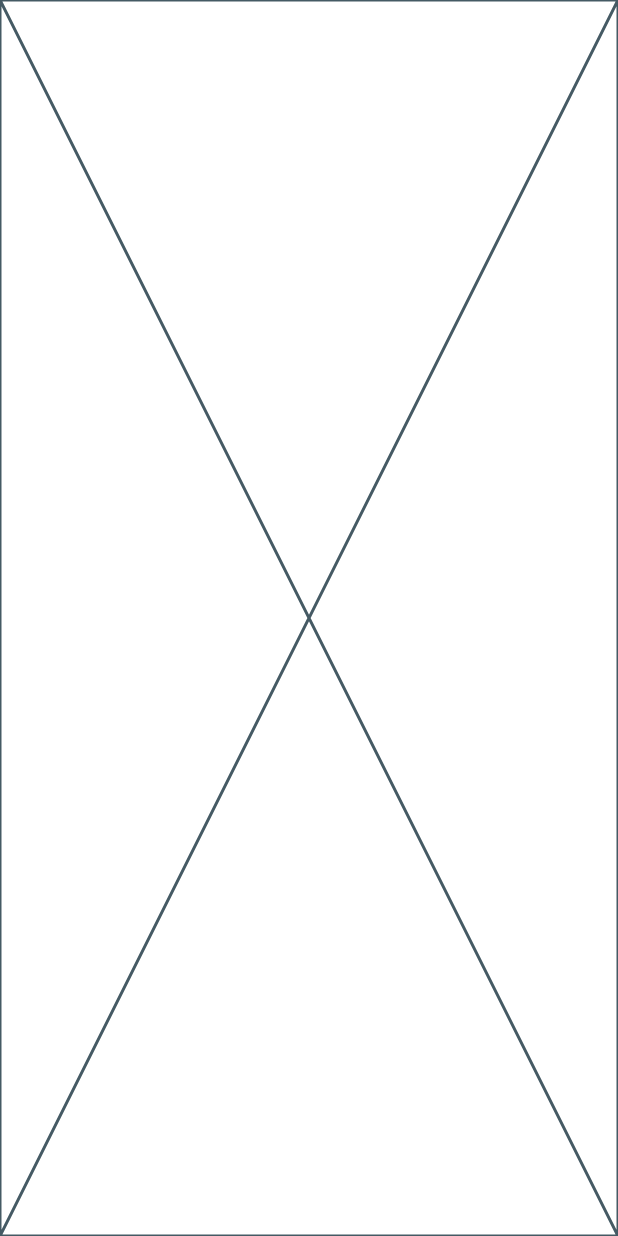
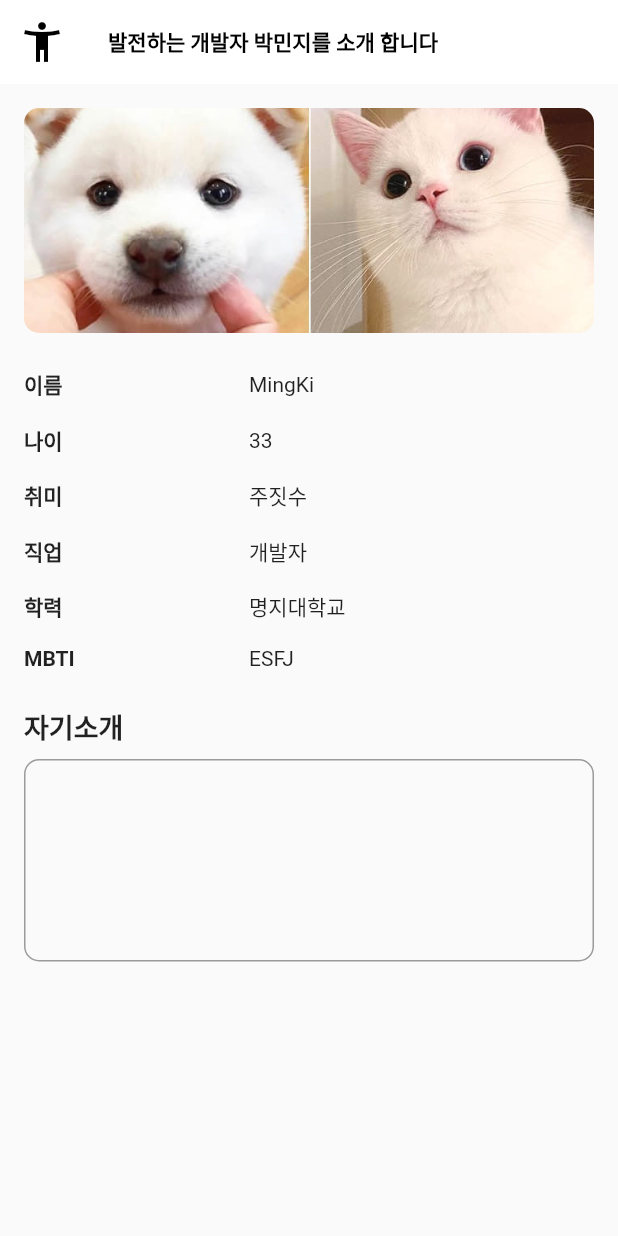
Before and after one commit to qkralswl689/flutter, a Flutter app: the screen it shows after launch, on a phone screen of 412 x 824 dp. Run offline on Flutter 3.47's test engine with Material 2 defaults, Android fonts, the phone set to English and light mode, and no system bars; our stand-ins replace shared_preferences.

Commit message:
make business card

```diff
--- a/business_card/lib/main_screen.dart
+++ b/business_card/lib/main_screen.dart
@@ -8,8 +8,193 @@ class MainScreen extends StatefulWidget {
 }
 
 class _MainScreenState extends State<MainScreen> {
+  TextEditingController introduceController = TextEditingController();
+
   @override
   Widget build(BuildContext context) {
-    return const Placeholder();
+    return Scaffold(
+      appBar: AppBar(
+        leading: const Icon(
+          Icons.accessibility_new,
+          color: Colors.black,
+          size: 32,
+        ),
+        backgroundColor: Colors.white,
+        elevation: 0,
+        title: const Text(
+          '발전하는 개발자 박민지를 소개 합니다',
+          style: TextStyle(
+            fontSize: 14,
+            color: Colors.black,
+            fontWeight: FontWeight.bold,
+          ),
+        ),
+      ),
+      body: SingleChildScrollView(
+        child: Column(
+          crossAxisAlignment: CrossAxisAlignment.start,
+          children: [
+            Container(
+              margin: const EdgeInsets.all(16),
+              width: double.infinity,
+              height: 150,
+              child: ClipRRect(
+                borderRadius: BorderRadius.circular(10),
+                child: Image.asset(
+                  'assets/dog.jpg',
+                  fit: BoxFit.cover,
+                ),
+              ),
+            ),
+            //이름
+            Container(
+              margin: const EdgeInsets.symmetric(vertical: 8, horizontal: 16),
+              child: const Row(
+                children: [
+                  SizedBox(
+                    width: 150,
+                    child: Text(
+                      '이름',
+                      style: TextStyle(
+                        fontWeight: FontWeight.bold,
+                      ),
+                    ),
+                  ),
+                  Text(
+                    'MingKi',
+                  ),
+                ],
+              ),
+            ),
+            //나이
+            Container(
+              margin: const EdgeInsets.symmetric(vertical: 8, horizontal: 16),
+              child: const Row(
+                children: [
+                  SizedBox(
+                    width: 150,
+                    child: Text(
+                      '나이',
+                      style: TextStyle(
+                        fontWeight: FontWeight.bold,
+                      ),
+                    ),
+                  ),
+                  Text(
+                    '33',
+                  ),
+                ],
+              ),
+            ),
+            // 취미
+            Container(
+              margin: const EdgeInsets.symmetric(vertical: 8, horizontal: 16),
+              child: const Row(
+                children: [
+                  SizedBox(
+                    width: 150,
+                    child: Text(
+                      '취미',
+                      style: TextStyle(
+                        fontWeight: FontWeight.bold,
+                      ),
+                    ),
+                  ),
+                  Text(
+                    '주짓수',
+                  ),
+                ],
+              ),
+            ),
+            // 직업
+            Container(
+              margin: const EdgeInsets.symmetric(vertical: 8, horizontal: 16),
+              child: const Row(
+                children: [
+                  SizedBox(
+                    width: 150,
+                    child: Text(
+                      '직업',
+                      style: TextStyle(
+                        fontWeight: FontWeight.bold,
+                      ),
+                    ),
+                  ),
+                  Text(
+                    '개발자',
+                  ),
+                ],
+              ),
+            ),
+            // 학력
+            Container(
+              margin: const EdgeInsets.symmetric(vertical: 8, horizontal: 16),
+              child: const Row(
+                children: [
+                  SizedBox(
+                    width: 150,
+                    child: Text(
+                      '학력',
+                      style: TextStyle(
+                        fontWeight: FontWeight.bold,
+                      ),
+                    ),
+                  ),
+                  Text(
+                    '명지대학교',
+                  ),
+                ],
+              ),
+            ),
+            // MBTI
+            Container(
+              margin: const EdgeInsets.symmetric(vertical: 8, horizontal: 16),
+              child: const Row(
+                children: [
+                  SizedBox(
+                    width: 150,
+                    child: Text(
+                      'MBTI',
+                      style: TextStyle(
+                        fontWeight: FontWeight.bold,
+                      ),
+                    ),
+                  ),
+                  Text(
+                    'ESFJ',
+                  ),
+                ],
+              ),
+            ),
+            // 자기소개
+            Container(
+              margin: const EdgeInsets.only(left: 16, top: 16),
+              child: const Text(
+                '자기소개',
+                style: TextStyle(fontSize: 18, fontWeight: FontWeight.bold),
+              ),
+            ),
+            Container(
+              margin: const EdgeInsets.symmetric(
+                horizontal: 16,
+                vertical: 8,
+              ),
+              child: TextField(
+                maxLines: 5,
+                controller: introduceController,
+                decoration: InputDecoration(
+                  border: OutlineInputBorder(
+                    borderRadius: BorderRadius.circular(10),
+                    borderSide: const BorderSide(
+                      color: Color(0xffd9d9d9),
+                    ),
+                  ),
+                ),
+              ),
+            ),
+          ],
+        ),
+      ),
+    );
   }
 }
```
Also changed, not shown: business_card/assets/dog.jpg (added).
